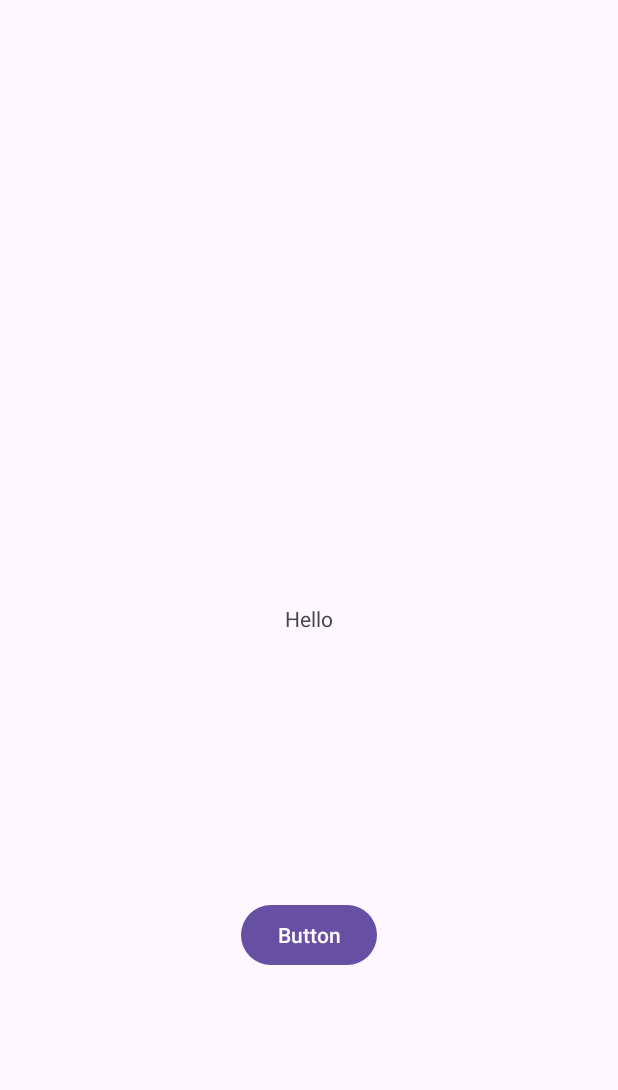
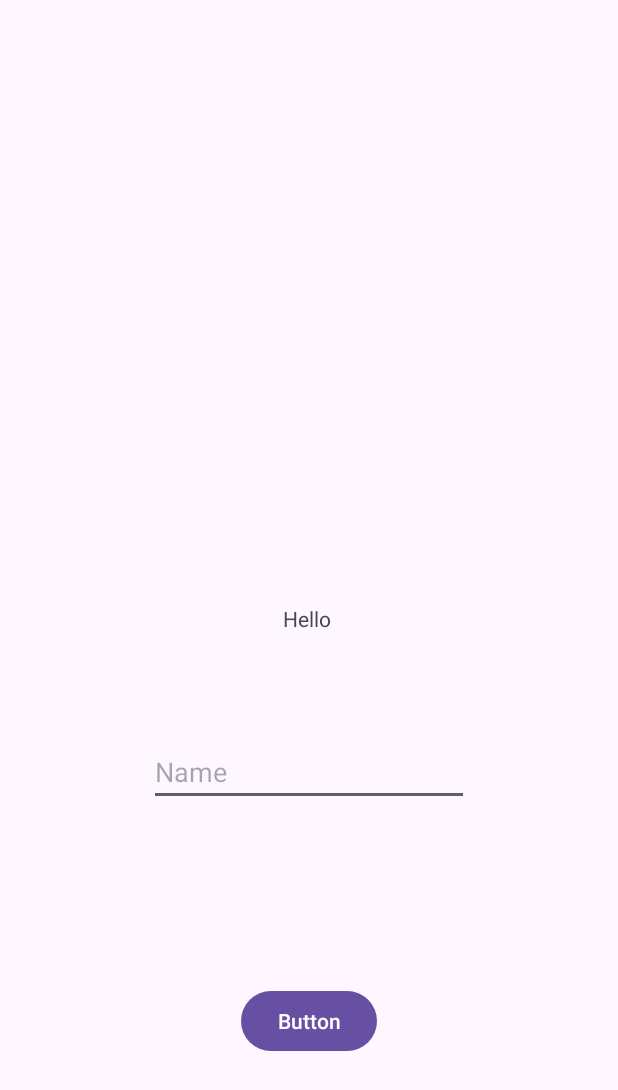
Before and after one commit to Vijay6868/My-Application, an Android app: the screen it shows after launch (MainActivity), after a tap on "Button", on a phone screen of 412 x 824 dp. Shown: the top 1090 px of the screen. Run offline under Robolectric (Android 15) with nearby library versions, the phone set to English and light mode, and no system bars.

Commit message:
text field with button

```diff
--- a/app/src/main/java/com/example/my_application/MainActivity.java
+++ b/app/src/main/java/com/example/my_application/MainActivity.java
@@ -4,6 +4,7 @@ import androidx.appcompat.app.AppCompatActivity;
 
 import android.os.Bundle;
 import android.view.View;
+import android.widget.EditText;
 import android.widget.TextView;
 
 public class MainActivity extends AppCompatActivity {
@@ -16,8 +17,10 @@ public class MainActivity extends AppCompatActivity {
 
     }
     public void onBtnClick(View view){
+        EditText edTxtName = findViewById(R.id.edTxtName);
+
         TextView txtHello = findViewById(R.id.txtMessage);
-        String text = "Hello";
-        txtHello.setText(text);
+
+        txtHello.setText("Hello "+edTxtName.getText().toString());
     }
 }
--- a/app/src/main/res/layout/activity_main.xml
+++ b/app/src/main/res/layout/activity_main.xml
@@ -20,10 +20,22 @@
         android:id="@+id/btnHello"
         android:layout_width="wrap_content"
         android:layout_height="wrap_content"
+        android:onClick="onBtnClick"
         android:text="Button"
         app:layout_constraintBottom_toBottomOf="parent"
         app:layout_constraintEnd_toEndOf="parent"
         app:layout_constraintStart_toStartOf="parent"
-        app:layout_constraintTop_toBottomOf="@+id/txtMessage"
-        android:onClick="onBtnClick"/>
+        app:layout_constraintTop_toBottomOf="@+id/edTxtName" />
+
+    <EditText
+        android:id="@+id/edTxtName"
+        android:layout_width="wrap_content"
+        android:layout_height="wrap_content"
+        android:layout_marginTop="70dp"
+        android:ems="10"
+        android:hint="Name"
+        android:inputType="text"
+        app:layout_constraintEnd_toEndOf="parent"
+        app:layout_constraintStart_toStartOf="parent"
+        app:layout_constraintTop_toBottomOf="@+id/txtMessage" />
 </androidx.constraintlayout.widget.ConstraintLayout>
```
